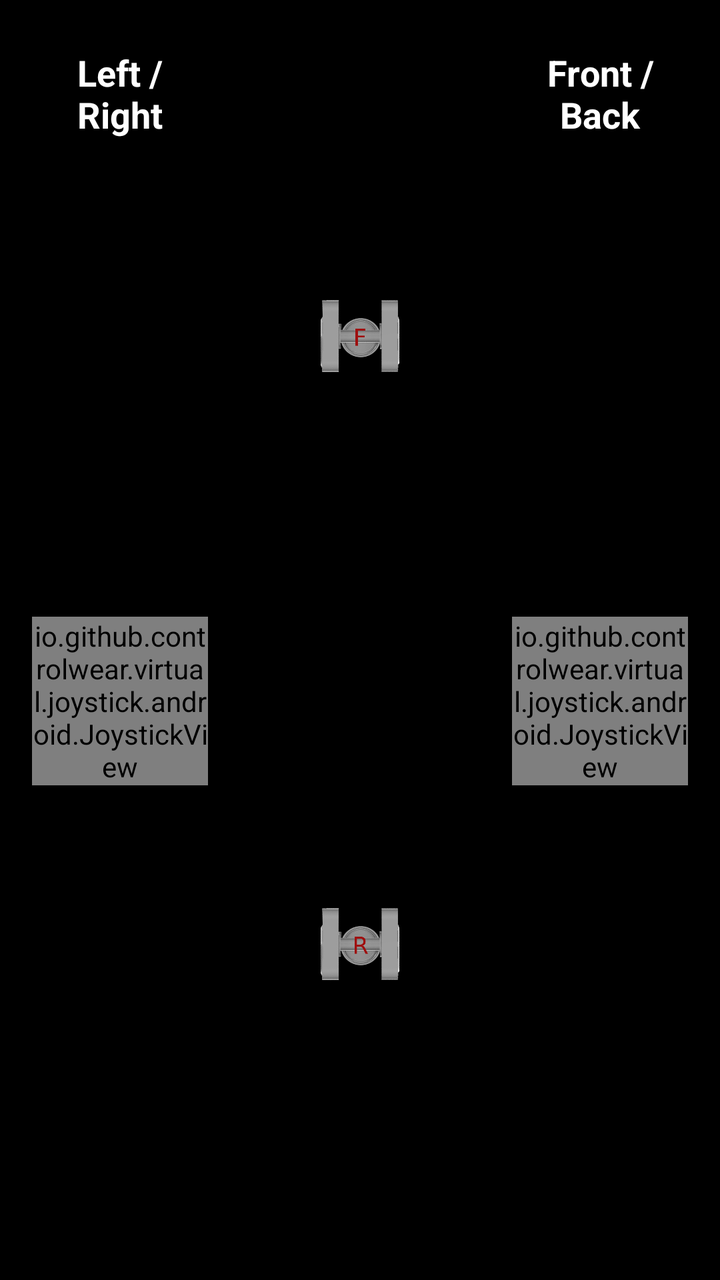
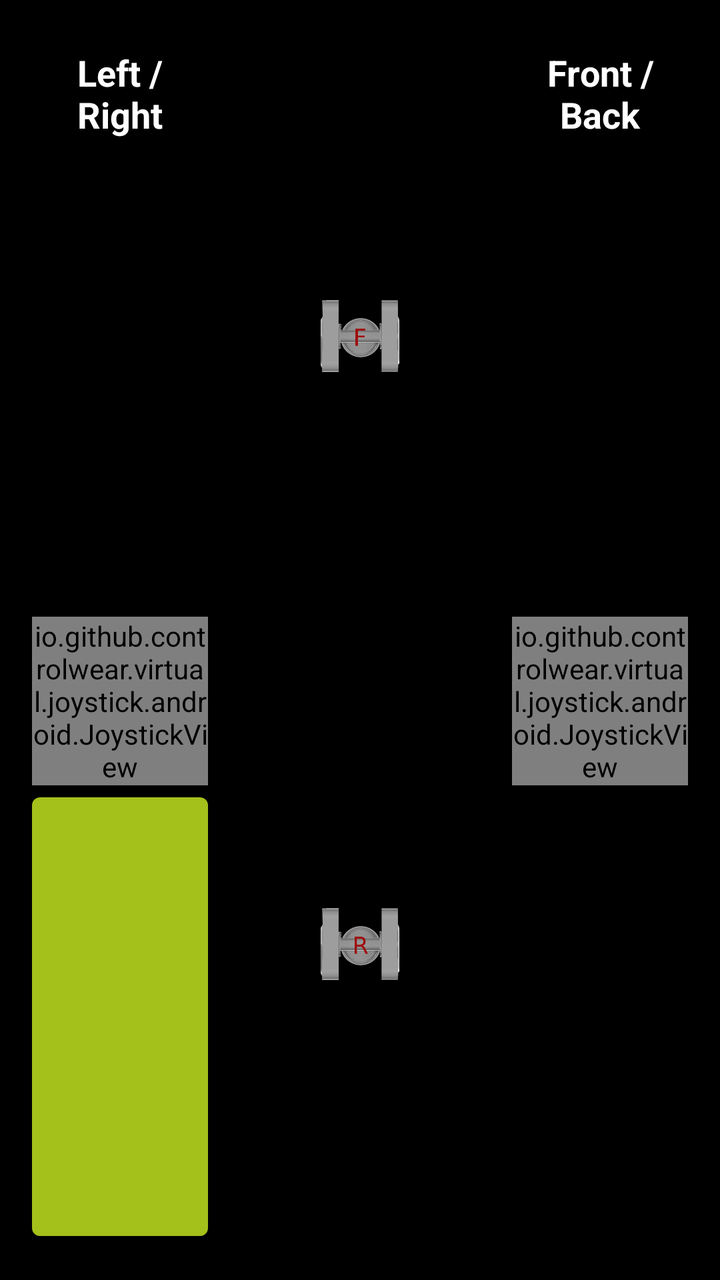

An Android layout rendered at two revisions. The XML below is the earlier revision; the diff shows what the commit changed to produce the second picture.
<!-- AndroidManifest.xml: application theme AppTheme -->
<!-- res/layout/fragment_ttcontrol.xml -->
<?xml version="1.0" encoding="utf-8"?>
<layout xmlns:android="http://schemas.android.com/apk/res/android"
    xmlns:app="http://schemas.android.com/apk/res-auto">

    <data>

        <variable
            name="viewModel"
            type="eu.agribot.agribotapp.ui.fragment.ttcontrol.TTControlViewModel" />
    </data>

    <LinearLayout
        android:layout_width="match_parent"
        android:layout_height="match_parent"
        android:background="@color/black"
        android:baselineAligned="false">


        <LinearLayout
            android:layout_width="0dp"
            android:layout_height="match_parent"
            android:layout_margin="@dimen/margin_large"
            android:layout_weight="1"
            android:orientation="vertical">

            <TextView
                android:layout_width="match_parent"
                android:layout_height="wrap_content"
                android:layout_margin="@dimen/margin_medium"
                android:gravity="center"
                android:text="@string/left_right"
                android:textColor="@color/white"
                android:textSize="@dimen/text_size_large"
                android:textStyle="bold" />

            <View
                android:layout_width="wrap_content"
                android:layout_height="0dp"
                android:layout_weight="1" />

            <io.github.controlwear.virtual.joystick.android.JoystickView
                android:id="@+id/horizontal_joystick"
                android:layout_width="match_parent"
                android:layout_height="wrap_content"
                android:layout_gravity="center"
                app:JV_backgroundColor="@android:color/holo_green_light"
                app:JV_borderColor="@android:color/black"
                app:JV_borderWidth="2dp"
                app:JV_buttonColor="@android:color/black"
                app:JV_buttonSizeRatio="15%"
                app:JV_fixedCenter="false"
                app:layout_constraintBottom_toBottomOf="parent"
                app:layout_constraintStart_toStartOf="parent"
                app:layout_constraintTop_toTopOf="parent" />

            <View
                android:layout_width="wrap_content"
                android:layout_height="0dp"
                android:layout_weight="1" />


        </LinearLayout>


        <LinearLayout
            android:layout_width="0dp"
            android:layout_height="match_parent"
            android:layout_margin="@dimen/margin_large"
            android:layout_weight="1"
            android:orientation="vertical">

            <ImageView
                android:id="@+id/front_kart"
                android:layout_width="match_parent"
                android:layout_margin="@dimen/margin_xlarge"
                android:layout_height="0dp"
                android:layout_weight="1"
                android:onClick="@{() -> viewModel.onFrontCartClicked()}"
                android:src="@drawable/f_grey" />

            <ImageView
                android:id="@+id/rear_kart"
                android:layout_width="match_parent"
                android:layout_margin="@dimen/margin_xlarge"
                android:layout_height="0dp"
                android:layout_weight="1"
                android:onClick="@{() -> viewModel.onRearCartClicked()}"
                android:src="@drawable/r_grey" />


        </LinearLayout>


        <LinearLayout
            android:layout_width="0dp"
            android:layout_height="match_parent"
            android:layout_margin="@dimen/margin_large"
            android:layout_weight="1"
            android:orientation="vertical">

            <TextView
                android:layout_width="match_parent"
                android:layout_height="wrap_content"
                android:layout_margin="@dimen/margin_medium"
                android:gravity="center"
                android:text="@string/front_back"
                android:textColor="@color/white"
                android:textSize="@dimen/text_size_large"
                android:textStyle="bold" />


            <View
                android:layout_width="wrap_content"
                android:layout_height="0dp"
                android:layout_weight="1" />


            <io.github.controlwear.virtual.joystick.android.JoystickView
                android:id="@+id/vertical_joystick"
                android:layout_width="wrap_content"
                android:layout_height="wrap_content"
                android:layout_gravity="center_vertical"
                app:JV_backgroundColor="@android:color/holo_green_light"
                app:JV_borderColor="@android:color/black"
                app:JV_borderWidth="2dp"
                app:JV_buttonColor="@android:color/black"
                app:JV_buttonSizeRatio="15%"
                app:JV_fixedCenter="false"
                app:layout_constraintBottom_toBottomOf="parent"
                app:layout_constraintStart_toStartOf="parent"
                app:layout_constraintTop_toTopOf="parent" />

            <View
                android:layout_width="wrap_content"
                android:layout_height="0dp"
                android:layout_weight="1" />


        </LinearLayout>

    </LinearLayout>

</layout>
<!-- resources referenced by this layout -->
<resources>
  <color name="black">#000000</color>
  <color name="white">#FFFFFF</color>
  <dimen name="margin_large">16dp</dimen>
  <dimen name="margin_medium">8dp</dimen>
  <dimen name="margin_xlarge">24dp</dimen>
  <dimen name="text_size_large">18sp</dimen>
  <!-- drawable f_grey: png bitmap (drawable, 56506 bytes) -->
  <!-- drawable r_grey: png bitmap (drawable, 57502 bytes) -->
  <string name="front_back">Front / Back</string>
  <string name="left_right">Left / Right</string>
  <style name="AppTheme" parent="Theme.MaterialComponents.Light.DarkActionBar">
          
          <item name="colorPrimary">@color/colorPrimary</item>
          <item name="colorPrimaryDark">@color/colorPrimaryDark</item>
          <item name="colorAccent">@color/colorAccent</item>
      </style>
  <color name="colorPrimary">@color/base_green</color>
  <color name="colorPrimaryDark">@color/base_green_darker</color>
  <color name="colorAccent">@color/gray</color>
  <color name="base_green">#a4c01b</color>
  <color name="base_green_darker">#839915</color>
  <color name="gray">#6A6A6A</color>
</resources>

<!-- the commit's change to res/layout/fragment_ttcontrol.xml (unified diff, before → after) -->
@@ -53,10 +53,11 @@
                 app:layout_constraintStart_toStartOf="parent"
                 app:layout_constraintTop_toTopOf="parent" />
 
-            <View
+            <Button
                 android:layout_width="wrap_content"
                 android:layout_height="0dp"
-                android:layout_weight="1" />
+                android:layout_weight="1"
+                android:onClick="@{() -> viewModel.toolControlClicked()}" />
 
 
         </LinearLayout>
@@ -72,8 +73,8 @@
             <ImageView
                 android:id="@+id/front_kart"
                 android:layout_width="match_parent"
+                android:layout_height="0dp"
                 android:layout_margin="@dimen/margin_xlarge"
-                android:layout_height="0dp"
                 android:layout_weight="1"
                 android:onClick="@{() -> viewModel.onFrontCartClicked()}"
                 android:src="@drawable/f_grey" />
@@ -81,8 +82,8 @@
             <ImageView
                 android:id="@+id/rear_kart"
                 android:layout_width="match_parent"
+                android:layout_height="0dp"
                 android:layout_margin="@dimen/margin_xlarge"
-                android:layout_height="0dp"
                 android:layout_weight="1"
                 android:onClick="@{() -> viewModel.onRearCartClicked()}"
                 android:src="@drawable/r_grey" />
